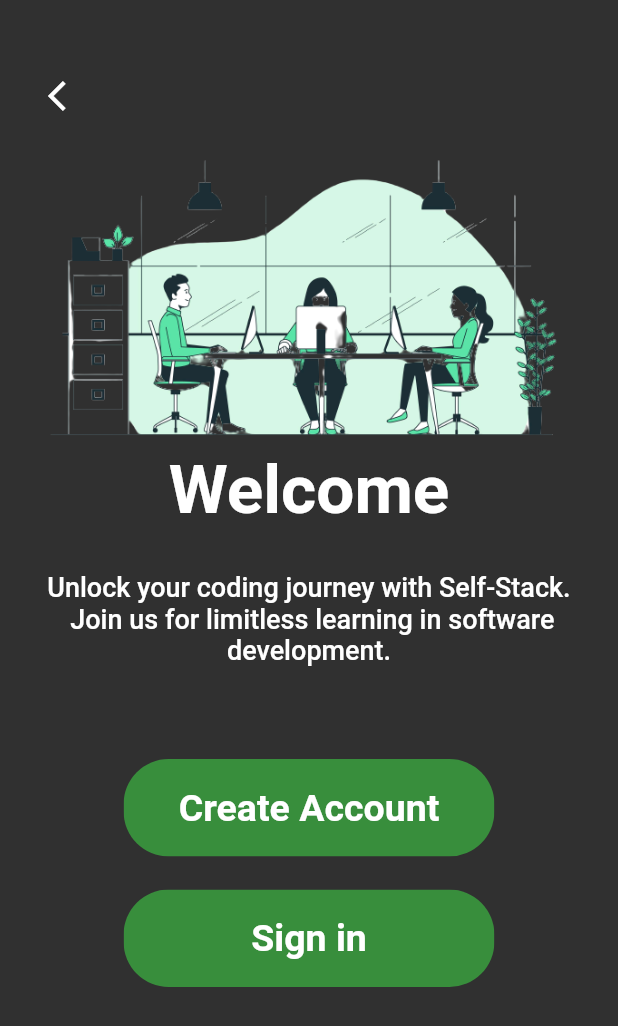
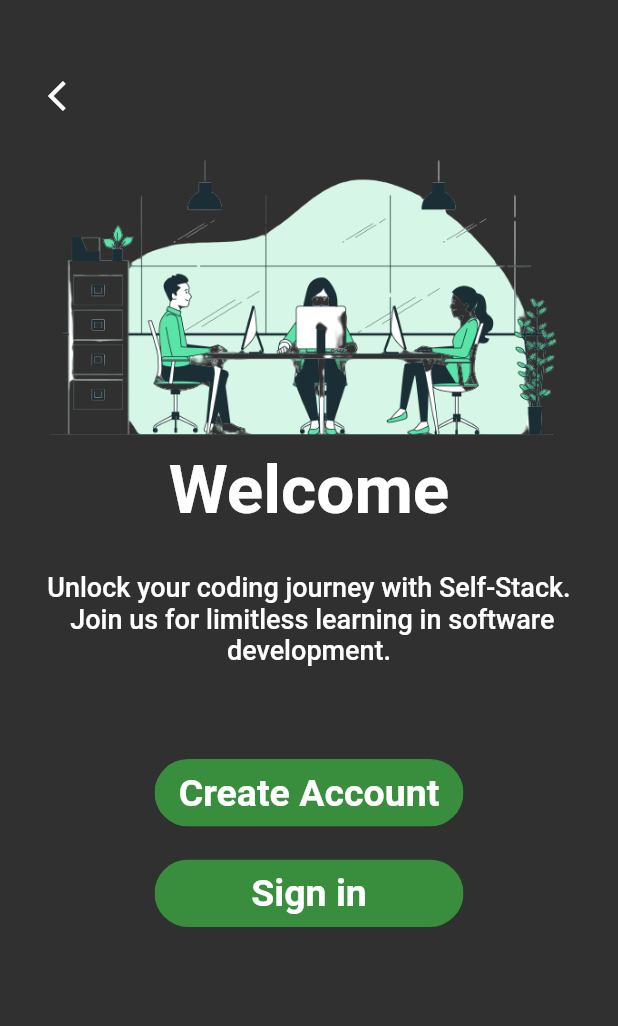
Before and after one commit to Abdulbarikt/login_page, a Flutter app: the screen it shows after launch, after a tap on "Get Started", on a phone screen of 412 x 824 dp. Shown: the top 1026 px of the screen. Run offline on Flutter 3.47's test engine with Material 2 defaults, Android fonts, the phone set to English and light mode, and no system bars; our stand-ins replace google_fonts, lottie; Roboto replaces fonts that are missing (Sahitya).

Commit message:
deteails add

```diff
--- a/lib/Screens/Screen1.dart
+++ b/lib/Screens/Screen1.dart
@@ -8,7 +8,6 @@
   @override
   Widget build(BuildContext context) {
     return Scaffold(
-
       body: SingleChildScrollView(
         child: Column(
           crossAxisAlignment: CrossAxisAlignment.center,
@@ -33,7 +32,6 @@
               width: 370,
               height: 200,
               decoration: const BoxDecoration(
-                // borderRadius: BorderRadius.circular(30),
                 image: DecorationImage(
                   image: AssetImage("Assets/logo.png"),
                   fit: BoxFit.cover,
@@ -55,10 +53,10 @@
                     MaterialPageRoute(builder: (context) => Screen2()));
               },
               child: ClipRRect(
-                borderRadius: BorderRadius.circular(30),
+                borderRadius: BorderRadius.circular(25),
                 child: Container(
-                  width: MediaQuery.of(context).size.width * 0.6,
-                  height: 65,
+                  width: MediaQuery.of(context).size.width * 0.5,
+                  height: 45,
                   child: Center(
                       child: Text(
                     "Get Started",
--- a/lib/Screens/Screen2.dart
+++ b/lib/Screens/Screen2.dart
@@ -66,8 +66,8 @@
                 child: ClipRRect(
                   borderRadius: BorderRadius.circular(30),
                   child: Container(
-                    width: MediaQuery.of(context).size.width * 0.6,
-                    height: 65,
+                    width: MediaQuery.of(context).size.width * 0.5,
+                    height: 45,
                     child: Center(
                       child: Text(
                         "Create Account",
@@ -92,8 +92,8 @@
                 child: ClipRRect(
                   borderRadius: BorderRadius.circular(30),
                   child: Container(
-                    width: MediaQuery.of(context).size.width * 0.6,
-                    height: 65,
+                    width: MediaQuery.of(context).size.width * 0.5,
+                    height: 45,
                     child: Center(
                       child: Text(
                         "Sign in",
```
Also changed, not shown: lib/Screens/sign.dart (+7 -7 lines), lib/widgets/form_widgets.dart (+4 -4 lines).
